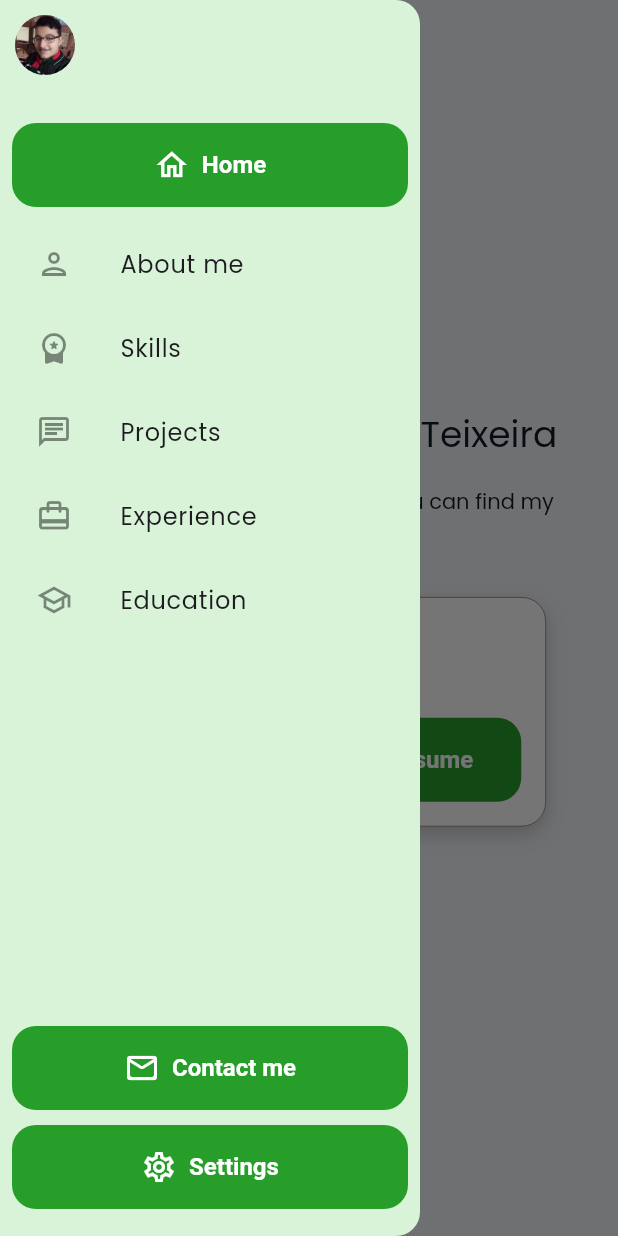
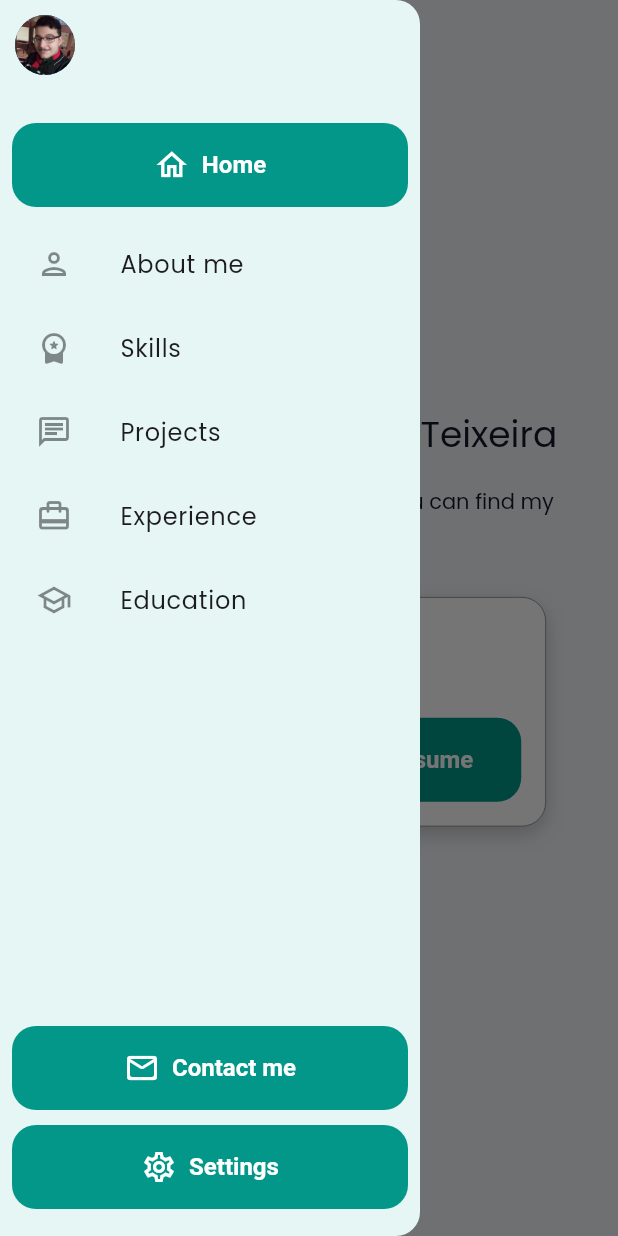
Before and after one commit to Teixeira49/portafolio, a Flutter app: the screen it shows after launch, with the side drawer open, on a phone screen of 412 x 824 dp. Run offline on Flutter 3.47's test engine with Material 3 defaults, Android fonts, the phone set to English and light mode, and no system bars; our stand-ins replace equatable, flutter_bloc, flutter_svg, gap, get_it, google_fonts and 1 more; generated files the repository leaves out were written again.

Commit message:
Update brand colors and add shadows

```diff
--- a/lib/src/core/variables/constants/color_constants.dart
+++ b/lib/src/core/variables/constants/color_constants.dart
@@ -4,7 +4,7 @@ part of 'package:portafolio/src/core/variables/values/color_values.dart';
 /// color palette for your app. Please remember to fill the values with your
 /// desired hexcode colors.
 class _ColorConstants {
-  static const MaterialColor brandFirstColor = MaterialColor(
+  static const MaterialColor brandSecond = MaterialColor(
     _brandColorPrimaryValue,
     <int, Color>{
       50: Color(0xFFD9F3D9),  // Muy claro
@@ -12,7 +12,7 @@ class _ColorConstants {
       200: Color(0xFF93E494), // Un poco claro
       300: Color(0xFF6DD66F), // Medio claro
       400: Color(0xFF4BC14D), // Más cercano al base
-      500: Color(0xFF00FC04), // Base (#FE5200)
+      500: Color(_brandColorPrimaryValue), // Base (#FE5200)
       600: Color(0xFF279E29), // Un poco más oscuro
       700: Color(0xFF157817), // Oscuro
       800: Color(0xFF084309), // Más oscuro
@@ -22,7 +22,7 @@ class _ColorConstants {
 
   static const int _brandColorPrimaryValue = 0xFF00FC04;
 
-  static const MaterialColor brandSecond =
+  static const MaterialColor brandFirstColor =
   MaterialColor(_brandColorSecondaryValue, <int, Color>{
     50: Color(0xFFE6F6F5),
     100: Color(0xFFB1E3DE),
--- a/lib/src/core/variables/values/color_values.dart
+++ b/lib/src/core/variables/values/color_values.dart
@@ -210,6 +210,11 @@ class ColorValues {
   // -- colors in your designs across light and dark modes. --
   // ---------------------------------------------------------
 
+  static final _borderSolid = _ColorScheme(
+    light: _ColorConstants.grayLight.shade700,
+    dark: _ColorConstants.grayDark.shade200,
+  );
+
   static final _borderPrimary = _ColorScheme(
     light: _ColorConstants.grayLight.shade300,
     dark: _ColorConstants.grayDark.shade700,
@@ -276,6 +281,10 @@ class ColorValues {
     dark: _ColorConstants.success,
   );
 
+  /// High contrast borders. Created for mark the border in area
+  static Color borderSolid(BuildContext context) =>
+      _borderSolid.getColor(context);
+
   /// High contrast borders. These are used for components such as input fields,
   ///  button groups, and checkboxes.
   static Color borderPrimary(BuildContext context) =>
@@ -350,6 +359,86 @@ class ColorValues {
   /// Default solid (dark) success state semantic border color. Useful for
   static Color borderSuccessSolid(BuildContext context) =>
       _borderSuccessSolid.getColor(context);
+
+  // -------------------------------------------------------------
+  // <----------------   Shadow color values   ------------------>
+  // -------------------------------------------------------------
+  // ---------- Use shadows color variables to manage all --------
+  // ----- borders with blurs effects in your designs across -----
+  // ------------------- light and dark modes. -------------------
+  // -------------------------------------------------------------
+
+  static final _shadowPrimary = _ColorScheme(
+    light: _ColorConstants.grayDark.shade400,
+    dark: _ColorConstants.grayLight.shade600
+  );
+
+  static final _shadowSecondary = _ColorScheme(
+    light: _ColorConstants.grayDark.shade200,
+    dark: _ColorConstants.grayLight.shade800
+  );
+
+  static final _shadowTertiary = _ColorScheme(
+    light: _ColorConstants.grayDark.shade100,
+    dark: _ColorConstants.grayLight.shade800,
+  );
+
+  static final _shadowInversePrimary = _ColorScheme(
+      light: _ColorConstants.grayLight.shade700,
+      dark: _ColorConstants.grayDark.shade200
+  );
+
+  static final _shadowInverseSecondary = _ColorScheme(
+      light: _ColorConstants.grayLight.shade200,
+      dark: _ColorConstants.grayDark.shade800
+  );
+
+  static final _shadowInverseTertiary = _ColorScheme(
+    light: _ColorConstants.grayLight.shade100,
+    dark: _ColorConstants.grayDark.shade800,
+  );
+
+  static final _shadowBrand = _ColorScheme(
+    light: _ColorConstants.brandFirstColor.shade300,
+    dark: _ColorConstants.brandFirstColor.shade400,
+  );
+
+  static final _shadowBrandSolid = _ColorScheme(
+    light: _ColorConstants.brandFirstColor.shade600,
+    dark: _ColorConstants.brandFirstColor,
+  );
+
+  /// Primary shadow color.
+  static Color shadowPrimary(BuildContext context) =>
+      _shadowPrimary.getColor(context);
+
+  /// Secondary shadow color.
+  static Color shadowSecondary(BuildContext context) =>
+      _shadowSecondary.getColor(context);
+
+  /// Tertiary shadow color.
+  static Color shadowTertiary(BuildContext context) =>
+      _shadowTertiary.getColor(context);
+
+  /// Primary inverse shadow color.
+  static Color shadowInversePrimary(BuildContext context) =>
+      _shadowInversePrimary.getColor(context);
+
+  /// Secondary inverse shadow color.
+  static Color shadowInverseSecondary(BuildContext context) =>
+      _shadowInverseSecondary.getColor(context);
+
+  /// Tertiary inverse shadow color.
+  static Color shadowInverseTertiary(BuildContext context) =>
+      _shadowInverseTertiary.getColor(context);
+
+  /// Brand shadow color.
+  static Color shadowBrand(BuildContext context) =>
+      _shadowBrand.getColor(context);
+
+  /// Solid brand shadow color.
+  static Color shadowBrandSolid(BuildContext context) =>
+      _shadowBrandSolid.getColor(context);
 
   // -------------------------------------------------------------
   // <---------------- Foreground color values ------------------>
@@ -581,7 +670,7 @@ class ColorValues {
 
   static final _bgBrandPrimary = _ColorScheme(
     light: _ColorConstants.brandFirstColor.shade50,
-    dark: _ColorConstants.brandFirstColor,
+    dark: _ColorConstants.brandFirstColor.shade900,
     altLight: _ColorConstants.brandFirstColor.shade50,
     altDark: _ColorConstants.grayDark.shade800,
   );
```
